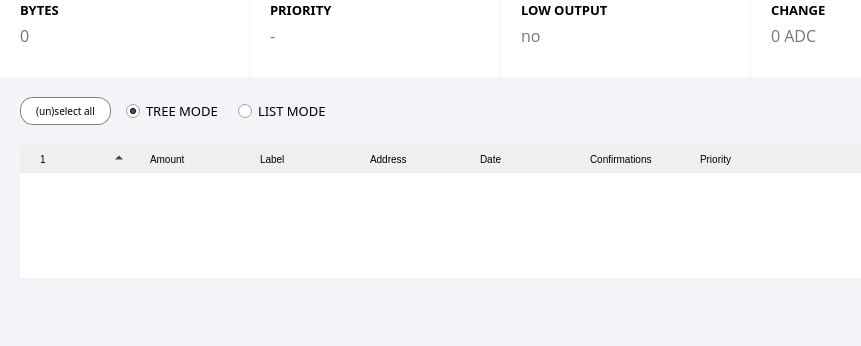
First picture: the form in src/qt/forms/coincontroldialog.ui, repository aurovine/AudioCoin, before the edit; both pictures show x 0 to 861 and y 147 to 493 of the 1000 by 493 pixel window.
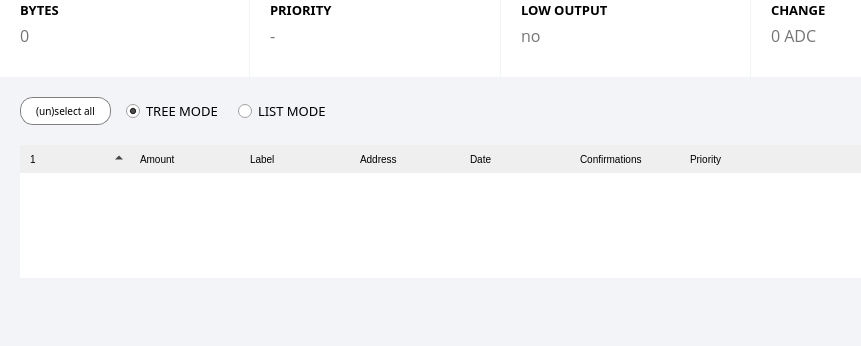
Second picture: the form after the edit. Icons and pictures are not drawn. Custom widgets are drawn as their Qt base class.

Commit message: fixes font size and borders in coincontroldialog.ui and transactionspage.ui

Diff of the .ui file:
```diff
--- a/src/qt/forms/coincontroldialog.ui
+++ b/src/qt/forms/coincontroldialog.ui
@@ -25,16 +25,15 @@
 
 QTreeWidget::item, QTableView::item {
 	border: 0;
-	padding: 0px 15px;
-	font-family: 'Open Sans';
+	padding: 2px 5px;
 }
 
 QHeaderView::section {
 	font-family: 'Montserrat';
 	font-size: 10px;
-	padding: 5px 20px;
-	border: none;
 	text-transform: uppercase;
+	padding: 5px 10px;
+	border: none;
 }
 
 QHeaderView::down_arrow {
@@ -760,7 +759,7 @@
         <property name="font">
          <font>
           <family>Open Sans</family>
-          <pointsize>10</pointsize>
+          <pointsize>12</pointsize>
           <weight>50</weight>
           <bold>false</bold>
          </font>
```
The commit also changes 2 other files.
